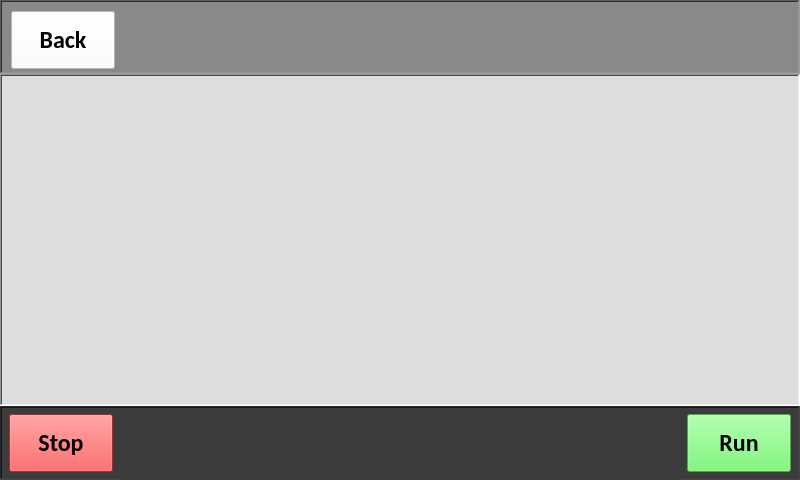
Above: experiment_run.ui from CFigueroa90894/plasmetry before the change. Below: the same form after it.
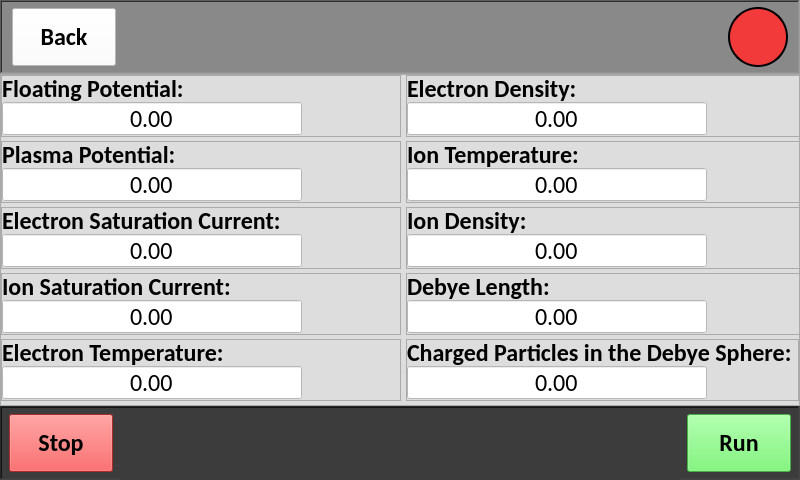
That is the form after the change.

What changed in the file:
```diff
--- a/experiment_run.ui
+++ b/experiment_run.ui
@@ -70,89 +70,1271 @@
       <property name="frameShadow">
        <enum>QFrame::Sunken</enum>
       </property>
-      <layout class="QHBoxLayout" name="horizontalLayout">
-       <item alignment="Qt::AlignLeft">
-        <widget class="QPushButton" name="back_btn">
-         <property name="minimumSize">
-          <size>
-           <width>104</width>
-           <height>58</height>
-          </size>
-         </property>
-         <property name="maximumSize">
-          <size>
-           <width>104</width>
-           <height>58</height>
-          </size>
-         </property>
-         <property name="font">
-          <font>
-           <family>Calibri</family>
-           <pointsize>18</pointsize>
-           <weight>75</weight>
-           <bold>true</bold>
-          </font>
-         </property>
-         <property name="cursor">
-          <cursorShape>PointingHandCursor</cursorShape>
-         </property>
-         <property name="autoFillBackground">
-          <bool>false</bool>
-         </property>
-         <property name="styleSheet">
-          <string notr="true">QPushButton {
+      <widget class="QPushButton" name="back_btn">
+       <property name="geometry">
+        <rect>
+         <x>12</x>
+         <y>8</y>
+         <width>104</width>
+         <height>58</height>
+        </rect>
+       </property>
+       <property name="minimumSize">
+        <size>
+         <width>104</width>
+         <height>58</height>
+        </size>
+       </property>
+       <property name="maximumSize">
+        <size>
+         <width>104</width>
+         <height>58</height>
+        </size>
+       </property>
+       <property name="font">
+        <font>
+         <family>Calibri</family>
+         <pointsize>18</pointsize>
+         <weight>75</weight>
+         <bold>true</bold>
+        </font>
+       </property>
+       <property name="cursor">
+        <cursorShape>PointingHandCursor</cursorShape>
+       </property>
+       <property name="autoFillBackground">
+        <bool>false</bool>
+       </property>
+       <property name="styleSheet">
+        <string notr="true">QPushButton {
 	background-color: #FFFFFF;
 }</string>
-         </property>
-         <property name="text">
-          <string>Back</string>
-         </property>
-         <property name="iconSize">
-          <size>
-           <width>16</width>
-           <height>16</height>
-          </size>
-         </property>
-        </widget>
-       </item>
-      </layout>
+       </property>
+       <property name="text">
+        <string>Back</string>
+       </property>
+       <property name="iconSize">
+        <size>
+         <width>16</width>
+         <height>16</height>
+        </size>
+       </property>
+      </widget>
+      <widget class="QLabel" name="label">
+       <property name="geometry">
+        <rect>
+         <x>728</x>
+         <y>7</y>
+         <width>60</width>
+         <height>60</height>
+        </rect>
+       </property>
+       <property name="minimumSize">
+        <size>
+         <width>60</width>
+         <height>60</height>
+        </size>
+       </property>
+       <property name="maximumSize">
+        <size>
+         <width>60</width>
+         <height>60</height>
+        </size>
+       </property>
+       <property name="baseSize">
+        <size>
+         <width>0</width>
+         <height>0</height>
+        </size>
+       </property>
+       <property name="styleSheet">
+        <string notr="true">border: 2px solid black;
+border-radius: 30px;
+background-color: #F33A3A;
+</string>
+       </property>
+       <property name="text">
+        <string/>
+       </property>
+      </widget>
      </widget>
     </item>
     <item>
      <widget class="QStackedWidget" name="main_view">
-      <property name="minimumSize">
-       <size>
-        <width>800</width>
-        <height>0</height>
-       </size>
-      </property>
-      <property name="maximumSize">
-       <size>
-        <width>800</width>
-        <height>16777215</height>
-       </size>
-      </property>
-      <property name="cursor">
-       <cursorShape>ArrowCursor</cursorShape>
-      </property>
-      <property name="accessibleName">
-       <string/>
-      </property>
-      <property name="inputMethodHints">
-       <set>Qt::ImhNone</set>
-      </property>
       <property name="frameShape">
-       <enum>QFrame::WinPanel</enum>
+       <enum>QFrame::StyledPanel</enum>
       </property>
       <property name="frameShadow">
-       <enum>QFrame::Sunken</enum>
+       <enum>QFrame::Raised</enum>
       </property>
-      <property name="lineWidth">
-       <number>1</number>
-      </property>
-      <property name="currentIndex">
-       <number>-1</number>
-      </property>
+      <widget class="QWidget" name="slp_experiment_output_page" native="true">
+       <layout class="QFormLayout" name="formLayout">
+        <property name="horizontalSpacing">
+         <number>5</number>
+        </property>
+        <property name="verticalSpacing">
+         <number>4</number>
+        </property>
+        <property name="leftMargin">
+         <number>0</number>
+        </property>
+        <property name="topMargin">
+         <number>0</number>
+        </property>
+        <property name="rightMargin">
+         <number>0</number>
+        </property>
+        <property name="bottomMargin">
+         <number>0</number>
+        </property>
+        <item row="0" column="0">
+         <widget class="QFrame" name="slp_floating_potential_frame">
+          <property name="minimumSize">
+           <size>
+            <width>400</width>
+            <height>0</height>
+           </size>
+          </property>
+          <property name="maximumSize">
+           <size>
+            <width>400</width>
+            <height>66</height>
+           </size>
+          </property>
+          <property name="frameShape">
+           <enum>QFrame::StyledPanel</enum>
+          </property>
+          <property name="frameShadow">
+           <enum>QFrame::Raised</enum>
+          </property>
+          <layout class="QVBoxLayout" name="verticalLayout_2">
+           <property name="spacing">
+            <number>0</number>
+           </property>
+           <property name="leftMargin">
+            <number>0</number>
+           </property>
+           <property name="topMargin">
+            <number>0</number>
+           </property>
+           <property name="rightMargin">
+            <number>0</number>
+           </property>
+           <property name="bottomMargin">
+            <number>0</number>
+           </property>
+           <item>
+            <widget class="QLabel" name="slp_floating_potential_label">
+             <property name="maximumSize">
+              <size>
+               <width>1000</width>
+               <height>25</height>
+              </size>
+             </property>
+             <property name="font">
+              <font>
+               <family>Calibri</family>
+               <pointsize>18</pointsize>
+               <weight>75</weight>
+               <bold>true</bold>
+              </font>
+             </property>
+             <property name="text">
+              <string>Floating Potential:</string>
+             </property>
+            </widget>
+           </item>
+           <item>
+            <widget class="QDoubleSpinBox" name="slp_floating_potential_output">
+             <property name="minimumSize">
+              <size>
+               <width>300</width>
+               <height>35</height>
+              </size>
+             </property>
+             <property name="maximumSize">
+              <size>
+               <width>300</width>
+               <height>35</height>
+              </size>
+             </property>
+             <property name="font">
+              <font>
+               <family>Calibri</family>
+               <pointsize>18</pointsize>
+              </font>
+             </property>
+             <property name="focusPolicy">
+              <enum>Qt::NoFocus</enum>
+             </property>
+             <property name="layoutDirection">
+              <enum>Qt::LeftToRight</enum>
+             </property>
+             <property name="styleSheet">
+              <string notr="true">QDoubleSpinBox {
+	background-color: #FFFFFF;
+}</string>
+             </property>
+             <property name="alignment">
+              <set>Qt::AlignCenter</set>
+             </property>
+             <property name="readOnly">
+              <bool>true</bool>
+             </property>
+             <property name="buttonSymbols">
+              <enum>QAbstractSpinBox::NoButtons</enum>
+             </property>
+             <property name="correctionMode">
+              <enum>QAbstractSpinBox::CorrectToPreviousValue</enum>
+             </property>
+             <property name="showGroupSeparator" stdset="0">
+              <bool>false</bool>
+             </property>
+             <property name="decimals">
+              <number>2</number>
+             </property>
+             <property name="maximum">
+              <double>10000.000000000000000</double>
+             </property>
+            </widget>
+           </item>
+          </layout>
+         </widget>
+        </item>
+        <item row="0" column="1">
+         <widget class="QFrame" name="slp_electron_density_frame">
+          <property name="minimumSize">
+           <size>
+            <width>400</width>
+            <height>0</height>
+           </size>
+          </property>
+          <property name="maximumSize">
+           <size>
+            <width>400</width>
+            <height>66</height>
+           </size>
+          </property>
+          <property name="frameShape">
+           <enum>QFrame::StyledPanel</enum>
+          </property>
+          <property name="frameShadow">
+           <enum>QFrame::Raised</enum>
+          </property>
+          <layout class="QVBoxLayout" name="verticalLayout_4">
+           <property name="spacing">
+            <number>0</number>
+           </property>
+           <property name="leftMargin">
+            <number>0</number>
+           </property>
+           <property name="topMargin">
+            <number>0</number>
+           </property>
+           <property name="rightMargin">
+            <number>0</number>
+           </property>
+           <property name="bottomMargin">
+            <number>0</number>
+           </property>
+           <item>
+            <widget class="QLabel" name="slp_electron_density_label">
+             <property name="minimumSize">
+              <size>
+               <width>0</width>
+               <height>0</height>
+              </size>
+             </property>
+             <property name="maximumSize">
+              <size>
+               <width>1000</width>
+               <height>25</height>
+              </size>
+             </property>
+             <property name="font">
+              <font>
+               <family>Calibri</family>
+               <pointsize>18</pointsize>
+               <weight>75</weight>
+               <bold>true</bold>
+              </font>
+             </property>
+             <property name="text">
+              <string>Electron Density:</string>
+             </property>
+            </widget>
+           </item>
+           <item>
+            <widget class="QDoubleSpinBox" name="slp_electron_density_output">
+             <property name="minimumSize">
+              <size>
+               <width>300</width>
+               <height>35</height>
+              </size>
+             </property>
+             <property name="maximumSize">
+              <size>
+               <width>300</width>
+               <height>35</height>
+              </size>
+             </property>
+             <property name="font">
+              <font>
+               <family>Calibri</family>
+               <pointsize>18</pointsize>
+              </font>
+             </property>
+             <property name="focusPolicy">
+              <enum>Qt::NoFocus</enum>
+             </property>
+             <property name="layoutDirection">
+              <enum>Qt::LeftToRight</enum>
+             </property>
+             <property name="styleSheet">
+              <string notr="true">QDoubleSpinBox {
+	background-color: #FFFFFF;
+}</string>
+             </property>
+             <property name="alignment">
+              <set>Qt::AlignCenter</set>
+             </property>
+             <property name="readOnly">
+              <bool>true</bool>
+             </property>
+             <property name="buttonSymbols">
+              <enum>QAbstractSpinBox::NoButtons</enum>
+             </property>
+             <property name="correctionMode">
+              <enum>QAbstractSpinBox::CorrectToPreviousValue</enum>
+             </property>
+             <property name="showGroupSeparator" stdset="0">
+              <bool>false</bool>
+             </property>
+             <property name="decimals">
+              <number>2</number>
+             </property>
+             <property name="maximum">
+              <double>10000.000000000000000</double>
+             </property>
+            </widget>
+           </item>
+          </layout>
+         </widget>
+        </item>
+        <item row="1" column="0">
+         <widget class="QFrame" name="slp_plasma_potential_frame">
+          <property name="minimumSize">
+           <size>
+            <width>400</width>
+            <height>0</height>
+           </size>
+          </property>
+          <property name="maximumSize">
+           <size>
+            <width>400</width>
+            <height>66</height>
+           </size>
+          </property>
+          <property name="frameShape">
+           <enum>QFrame::StyledPanel</enum>
+          </property>
+          <property name="frameShadow">
+           <enum>QFrame::Raised</enum>
+          </property>
+          <layout class="QVBoxLayout" name="verticalLayout_3">
+           <property name="spacing">
+            <number>0</number>
+           </property>
+           <property name="leftMargin">
+            <number>0</number>
+           </property>
+           <property name="topMargin">
+            <number>0</number>
+           </property>
+           <property name="rightMargin">
+            <number>0</number>
+           </property>
+           <property name="bottomMargin">
+            <number>0</number>
+           </property>
+           <item>
+            <widget class="QLabel" name="slp_plasma_potential_label">
+             <property name="maximumSize">
+              <size>
+               <width>1000</width>
+               <height>25</height>
+              </size>
+             </property>
+             <property name="font">
+              <font>
+               <family>Calibri</family>
+               <pointsize>18</pointsize>
+               <weight>75</weight>
+               <bold>true</bold>
+              </font>
+             </property>
+             <property name="text">
+              <string>Plasma Potential:</string>
+             </property>
+            </widget>
+           </item>
+           <item>
+            <widget class="QDoubleSpinBox" name="slp_plasma_potential_output">
+             <property name="minimumSize">
+              <size>
+               <width>300</width>
+               <height>35</height>
+              </size>
+             </property>
+             <property name="maximumSize">
+              <size>
+               <width>300</width>
+               <height>35</height>
+              </size>
+             </property>
+             <property name="font">
+              <font>
+               <family>Calibri</family>
+               <pointsize>18</pointsize>
+              </font>
+             </property>
+             <property name="focusPolicy">
+              <enum>Qt::NoFocus</enum>
+             </property>
+             <property name="layoutDirection">
+              <enum>Qt::LeftToRight</enum>
+             </property>
+             <property name="styleSheet">
+              <string notr="true">QDoubleSpinBox {
+	background-color: #FFFFFF;
+}</string>
+             </property>
+             <property name="alignment">
+              <set>Qt::AlignCenter</set>
+             </property>
+             <property name="readOnly">
+              <bool>true</bool>
+             </property>
+             <property name="buttonSymbols">
+              <enum>QAbstractSpinBox::NoButtons</enum>
+             </property>
+             <property name="correctionMode">
+              <enum>QAbstractSpinBox::CorrectToPreviousValue</enum>
+             </property>
+             <property name="showGroupSeparator" stdset="0">
+              <bool>false</bool>
+             </property>
+             <property name="decimals">
+              <number>2</number>
+             </property>
+             <property name="maximum">
+              <double>10000.000000000000000</double>
+             </property>
+            </widget>
+           </item>
+          </layout>
+         </widget>
+        </item>
+        <item row="2" column="0">
+         <widget class="QFrame" name="slp_electron_saturation_frame">
+          <property name="minimumSize">
+           <size>
+            <width>400</width>
+            <height>0</height>
+           </size>
+          </property>
+          <property name="maximumSize">
+           <size>
+            <width>400</width>
+            <height>66</height>
+           </size>
+          </property>
+          <property name="frameShape">
+           <enum>QFrame::StyledPanel</enum>
+          </property>
+          <property name="frameShadow">
+           <enum>QFrame::Raised</enum>
+          </property>
+          <layout class="QVBoxLayout" name="verticalLayout_6">
+           <property name="spacing">
+            <number>0</number>
+           </property>
+           <property name="leftMargin">
+            <number>0</number>
+           </property>
+           <property name="topMargin">
+            <number>0</number>
+           </property>
+           <property name="rightMargin">
+            <number>0</number>
+           </property>
+           <property name="bottomMargin">
+            <number>0</number>
+           </property>
+           <item>
+            <widget class="QLabel" name="slp_electron_saturation_label">
+             <property name="maximumSize">
+              <size>
+               <width>1000</width>
+               <height>25</height>
+              </size>
+             </property>
+             <property name="font">
+              <font>
+               <family>Calibri</family>
+               <pointsize>18</pointsize>
+               <weight>75</weight>
+               <bold>true</bold>
+              </font>
+             </property>
+             <property name="text">
+              <string>Electron Saturation Current:</string>
+             </property>
+            </widget>
+           </item>
+           <item>
+            <widget class="QDoubleSpinBox" name="slp_electron_saturation_output">
+             <property name="minimumSize">
+              <size>
+               <width>300</width>
+               <height>35</height>
+              </size>
+             </property>
+             <property name="maximumSize">
+              <size>
+               <width>300</width>
+               <height>35</height>
+              </size>
+             </property>
+             <property name="font">
+              <font>
+               <family>Calibri</family>
+               <pointsize>18</pointsize>
+              </font>
+             </property>
+             <property name="focusPolicy">
+              <enum>Qt::NoFocus</enum>
+             </property>
+             <property name="layoutDirection">
+              <enum>Qt::LeftToRight</enum>
+             </property>
+             <property name="styleSheet">
+              <string notr="true">QDoubleSpinBox {
+	background-color: #FFFFFF;
+}</string>
+             </property>
+             <property name="alignment">
+              <set>Qt::AlignCenter</set>
+             </property>
+             <property name="readOnly">
+              <bool>true</bool>
+             </property>
+             <property name="buttonSymbols">
+              <enum>QAbstractSpinBox::NoButtons</enum>
+             </property>
+             <property name="correctionMode">
+              <enum>QAbstractSpinBox::CorrectToPreviousValue</enum>
+             </property>
+             <property name="showGroupSeparator" stdset="0">
+              <bool>false</bool>
+             </property>
+             <property name="decimals">
+              <number>2</number>
+             </property>
+             <property name="maximum">
+              <double>10000.000000000000000</double>
+             </property>
+            </widget>
+           </item>
+          </layout>
+         </widget>
+        </item>
+        <item row="2" column="1">
+         <widget class="QFrame" name="slp_ion_density_frame">
+          <property name="minimumSize">
+           <size>
+            <width>400</width>
+            <height>0</height>
+           </size>
+          </property>
+          <property name="maximumSize">
+           <size>
+            <width>400</width>
+            <height>66</height>
+           </size>
+          </property>
+          <property name="frameShape">
+           <enum>QFrame::StyledPanel</enum>
+          </property>
+          <property name="frameShadow">
+           <enum>QFrame::Raised</enum>
+          </property>
+          <layout class="QVBoxLayout" name="verticalLayout_9">
+           <property name="spacing">
+            <number>0</number>
+           </property>
+           <property name="leftMargin">
+            <number>0</number>
+           </property>
+           <property name="topMargin">
+            <number>0</number>
+           </property>
+           <property name="rightMargin">
+            <number>0</number>
+           </property>
+           <property name="bottomMargin">
+            <number>0</number>
+           </property>
+           <item>
+            <widget class="QLabel" name="slp_ion_density_label">
+             <property name="maximumSize">
+              <size>
+               <width>1000</width>
+               <height>25</height>
+              </size>
+             </property>
+             <property name="font">
+              <font>
+               <family>Calibri</family>
+               <pointsize>18</pointsize>
+               <weight>75</weight>
+               <bold>true</bold>
+              </font>
+             </property>
+             <property name="text">
+              <string>Ion Density:</string>
+             </property>
+            </widget>
+           </item>
+           <item>
+            <widget class="QDoubleSpinBox" name="slp_ion_density_output">
+             <property name="minimumSize">
+              <size>
+               <width>300</width>
+               <height>35</height>
+              </size>
+             </property>
+             <property name="maximumSize">
+              <size>
+               <width>300</width>
+               <height>35</height>
+              </size>
+             </property>
+             <property name="font">
+              <font>
+               <family>Calibri</family>
+               <pointsize>18</pointsize>
+              </font>
+             </property>
+             <property name="focusPolicy">
+              <enum>Qt::NoFocus</enum>
+             </property>
+             <property name="layoutDirection">
+              <enum>Qt::LeftToRight</enum>
+             </property>
+             <property name="styleSheet">
+              <string notr="true">QDoubleSpinBox {
+	background-color: #FFFFFF;
+}</string>
+             </property>
+             <property name="alignment">
+              <set>Qt::AlignCenter</set>
+             </property>
+             <property name="readOnly">
+              <bool>true</bool>
+             </property>
+             <property name="buttonSymbols">
+              <enum>QAbstractSpinBox::NoButtons</enum>
+             </property>
+             <property name="correctionMode">
+              <enum>QAbstractSpinBox::CorrectToPreviousValue</enum>
+             </property>
+             <property name="showGroupSeparator" stdset="0">
+              <bool>false</bool>
+             </property>
+             <property name="decimals">
+              <number>2</number>
+             </property>
+             <property name="maximum">
+              <double>10000.000000000000000</double>
+             </property>
+            </widget>
+           </item>
+          </layout>
+         </widget>
+        </item>
+        <item row="3" column="0">
+         <widget class="QFrame" name="slp_ion_saturation_current_frame">
+          <property name="minimumSize">
+           <size>
+            <width>400</width>
+            <height>0</height>
+           </size>
+          </property>
+          <property name="maximumSize">
+           <size>
+            <width>16777215</width>
+            <height>66</height>
+           </size>
+          </property>
+          <property name="frameShape">
+           <enum>QFrame::StyledPanel</enum>
+          </property>
+          <property name="frameShadow">
+           <enum>QFrame::Raised</enum>
+          </property>
+          <layout class="QVBoxLayout" name="verticalLayout_7">
+           <property name="spacing">
+            <number>0</number>
+           </property>
+           <property name="leftMargin">
+            <number>0</number>
+           </property>
+           <property name="topMargin">
+            <number>0</number>
+           </property>
+           <property name="rightMargin">
+            <number>0</number>
+           </property>
+           <property name="bottomMargin">
+            <number>0</number>
+           </property>
+           <item>
+            <widget class="QLabel" name="slp_ion_saturation_current_label">
+             <property name="maximumSize">
+              <size>
+               <width>1000</width>
+               <height>25</height>
+              </size>
+             </property>
+             <property name="font">
+              <font>
+               <family>Calibri</family>
+               <pointsize>18</pointsize>
+               <weight>75</weight>
+               <bold>true</bold>
+              </font>
+             </property>
+             <property name="text">
+              <string>Ion Saturation Current:</string>
+             </property>
+            </widget>
+           </item>
+           <item>
+            <widget class="QDoubleSpinBox" name="slp_ion_saturation_current_output">
+             <property name="minimumSize">
+              <size>
+               <width>300</width>
+               <height>35</height>
+              </size>
+             </property>
+             <property name="maximumSize">
+              <size>
+               <width>300</width>
+               <height>35</height>
+              </size>
+             </property>
+             <property name="font">
+              <font>
+               <family>Calibri</family>
+               <pointsize>18</pointsize>
+              </font>
+             </property>
+             <property name="focusPolicy">
+              <enum>Qt::NoFocus</enum>
+             </property>
+             <property name="layoutDirection">
+              <enum>Qt::LeftToRight</enum>
+             </property>
+             <property name="styleSheet">
+              <string notr="true">QDoubleSpinBox {
+	background-color: #FFFFFF;
+}</string>
+             </property>
+             <property name="alignment">
+              <set>Qt::AlignCenter</set>
+             </property>
+             <property name="readOnly">
+              <bool>true</bool>
+             </property>
+             <property name="buttonSymbols">
+              <enum>QAbstractSpinBox::NoButtons</enum>
+             </property>
+             <property name="correctionMode">
+              <enum>QAbstractSpinBox::CorrectToPreviousValue</enum>
+             </property>
+             <property name="showGroupSeparator" stdset="0">
+              <bool>false</bool>
+             </property>
+             <property name="decimals">
+              <number>2</number>
+             </property>
+             <property name="maximum">
+              <double>10000.000000000000000</double>
+             </property>
+            </widget>
+           </item>
+          </layout>
+         </widget>
+        </item>
+        <item row="3" column="1">
+         <widget class="QFrame" name="slp_debye_length_frame">
+          <property name="minimumSize">
+           <size>
+            <width>400</width>
+            <height>0</height>
+           </size>
+          </property>
+          <property name="maximumSize">
+           <size>
+            <width>400</width>
+            <height>66</height>
+           </size>
+          </property>
+          <property name="frameShape">
+           <enum>QFrame::StyledPanel</enum>
+          </property>
+          <property name="frameShadow">
+           <enum>QFrame::Raised</enum>
+          </property>
+          <layout class="QVBoxLayout" name="verticalLayout_10">
+           <property name="spacing">
+            <number>0</number>
+           </property>
+           <property name="leftMargin">
+            <number>0</number>
+           </property>
+           <property name="topMargin">
+            <number>0</number>
+           </property>
+           <property name="rightMargin">
+            <number>0</number>
+           </property>
+           <property name="bottomMargin">
+            <number>0</number>
+           </property>
+           <item>
+            <widget class="QLabel" name="slp_debye_length_label">
+             <property name="maximumSize">
+              <size>
+               <width>1000</width>
+               <height>25</height>
+              </size>
+             </property>
+             <property name="font">
+              <font>
+               <family>Calibri</family>
+               <pointsize>18</pointsize>
+               <weight>75</weight>
+               <bold>true</bold>
+              </font>
+             </property>
+             <property name="text">
+              <string>Debye Length:</string>
+             </property>
+            </widget>
+           </item>
+           <item>
+            <widget class="QDoubleSpinBox" name="slp_debye_length_output">
+             <property name="minimumSize">
+              <size>
+               <width>300</width>
+               <height>35</height>
+              </size>
+             </property>
+             <property name="maximumSize">
+              <size>
+               <width>300</width>
+               <height>35</height>
+              </size>
+             </property>
+             <property name="font">
+              <font>
+               <family>Calibri</family>
+               <pointsize>18</pointsize>
+              </font>
+             </property>
+             <property name="focusPolicy">
+              <enum>Qt::NoFocus</enum>
+             </property>
+             <property name="layoutDirection">
+              <enum>Qt::LeftToRight</enum>
+             </property>
+             <property name="styleSheet">
+              <string notr="true">QDoubleSpinBox {
+	background-color: #FFFFFF;
+}</string>
+             </property>
+             <property name="alignment">
+              <set>Qt::AlignCenter</set>
+             </property>
+             <property name="readOnly">
+              <bool>true</bool>
+             </property>
+             <property name="buttonSymbols">
+              <enum>QAbstractSpinBox::NoButtons</enum>
+             </property>
+             <property name="correctionMode">
+              <enum>QAbstractSpinBox::CorrectToPreviousValue</enum>
+             </property>
+             <property name="showGroupSeparator" stdset="0">
+              <bool>false</bool>
+             </property>
+             <property name="decimals">
+              <number>2</number>
+             </property>
+             <property name="maximum">
+              <double>10000.000000000000000</double>
+             </property>
+            </widget>
+           </item>
+          </layout>
+         </widget>
+        </item>
+        <item row="4" column="0">
+         <widget class="QFrame" name="slp_electron_temp_frame">
+          <property name="minimumSize">
+           <size>
+            <width>400</width>
+            <height>0</height>
+           </size>
+          </property>
+          <property name="maximumSize">
+           <size>
+            <width>400</width>
+            <height>66</height>
+           </size>
+          </property>
+          <property name="frameShape">
+           <enum>QFrame::StyledPanel</enum>
+          </property>
+          <property name="frameShadow">
+           <enum>QFrame::Raised</enum>
+          </property>
+          <layout class="QVBoxLayout" name="verticalLayout_8">
+           <property name="spacing">
+            <number>0</number>
+           </property>
+           <property name="leftMargin">
+            <number>0</number>
+           </property>
+           <property name="topMargin">
+            <number>0</number>
+           </property>
+           <property name="rightMargin">
+            <number>0</number>
+           </property>
+           <property name="bottomMargin">
+            <number>0</number>
+           </property>
+           <item>
+            <widget class="QLabel" name="slp_electron_temp_label">
+             <property name="maximumSize">
+              <size>
+               <width>1000</width>
+               <height>25</height>
+              </size>
+             </property>
+             <property name="font">
+              <font>
+               <family>Calibri</family>
+               <pointsize>18</pointsize>
+               <weight>75</weight>
+               <bold>true</bold>
+              </font>
+             </property>
+             <property name="text">
+              <string>Electron Temperature:</string>
+             </property>
+            </widget>
+           </item>
+           <item>
+            <widget class="QDoubleSpinBox" name="slp_electron_temp_output">
+             <property name="minimumSize">
+              <size>
+               <width>300</width>
+               <height>35</height>
+              </size>
+             </property>
+             <property name="maximumSize">
+              <size>
+               <width>300</width>
+               <height>35</height>
+              </size>
+             </property>
+             <property name="font">
+              <font>
+               <family>Calibri</family>
+               <pointsize>18</pointsize>
+              </font>
+             </property>
+             <property name="focusPolicy">
+              <enum>Qt::NoFocus</enum>
+             </property>
+             <property name="layoutDirection">
+              <enum>Qt::LeftToRight</enum>
+             </property>
+             <property name="styleSheet">
+              <string notr="true">QDoubleSpinBox {
+	background-color: #FFFFFF;
+}</string>
+             </property>
+             <property name="alignment">
+              <set>Qt::AlignCenter</set>
+             </property>
+             <property name="readOnly">
+              <bool>true</bool>
+             </property>
+             <property name="buttonSymbols">
+              <enum>QAbstractSpinBox::NoButtons</enum>
+             </property>
+             <property name="correctionMode">
+              <enum>QAbstractSpinBox::CorrectToPreviousValue</enum>
+             </property>
+             <property name="showGroupSeparator" stdset="0">
+              <bool>false</bool>
+             </property>
+             <property name="decimals">
+              <number>2</number>
+             </property>
+             <property name="maximum">
+              <double>10000.000000000000000</double>
+             </property>
+            </widget>
+           </item>
+          </layout>
+         </widget>
+        </item>
+        <item row="4" column="1">
+         <widget class="QFrame" name="slp_charged_part_debye_sphere_frame">
+          <property name="minimumSize">
+           <size>
+            <width>300</width>
+            <height>0</height>
+           </size>
+          </property>
+          <property name="maximumSize">
+           <size>
+            <width>400</width>
+            <height>66</height>
+           </size>
+          </property>
+          <property name="frameShape">
+           <enum>QFrame::StyledPanel</enum>
+          </property>
+          <property name="frameShadow">
+           <enum>QFrame::Raised</enum>
+          </property>
+          <layout class="QVBoxLayout" name="verticalLayout_11">
+           <property name="spacing">
+            <number>0</number>
+           </property>
+           <property name="leftMargin">
+            <number>0</number>
+           </property>
+           <property name="topMargin">
+            <number>0</number>
+           </property>
+           <property name="rightMargin">
+            <number>0</number>
+           </property>
+           <property name="bottomMargin">
+            <number>0</number>
+           </property>
+           <item>
+            <widget class="QLabel" name="slp_charged_part_debye_sphere_label">
+             <property name="maximumSize">
+              <size>
+               <width>1000</width>
+               <height>25</height>
+              </size>
+             </property>
+             <property name="font">
+              <font>
+               <family>Calibri</family>
+               <pointsize>18</pointsize>
+               <weight>75</weight>
+               <bold>true</bold>
+              </font>
+             </property>
+             <property name="text">
+              <string>Charged Particles in the Debye Sphere:</string>
+             </property>
+            </widget>
+           </item>
+           <item>
+            <widget class="QDoubleSpinBox" name="slp_charged_part_debye_sphere_output">
+             <property name="minimumSize">
+              <size>
+               <width>300</width>
+               <height>35</height>
+              </size>
+             </property>
+             <property name="maximumSize">
+              <size>
+               <width>300</width>
+               <height>35</height>
+              </size>
+             </property>
+             <property name="font">
+              <font>
+               <family>Calibri</family>
+               <pointsize>18</pointsize>
+              </font>
+             </property>
+             <property name="focusPolicy">
+              <enum>Qt::NoFocus</enum>
+             </property>
+             <property name="layoutDirection">
+              <enum>Qt::LeftToRight</enum>
+             </property>
+             <property name="styleSheet">
+              <string notr="true">QDoubleSpinBox {
+	background-color: #FFFFFF;
+}</string>
+             </property>
+             <property name="alignment">
+              <set>Qt::AlignCenter</set>
+             </property>
+             <property name="readOnly">
+              <bool>true</bool>
+             </property>
+             <property name="buttonSymbols">
+              <enum>QAbstractSpinBox::NoButtons</enum>
+             </property>
+             <property name="correctionMode">
+              <enum>QAbstractSpinBox::CorrectToPreviousValue</enum>
+             </property>
+             <property name="showGroupSeparator" stdset="0">
+              <bool>false</bool>
+             </property>
+             <property name="decimals">
+              <number>2</number>
+             </property>
+             <property name="maximum">
+              <double>10000.000000000000000</double>
+             </property>
+            </widget>
+           </item>
+          </layout>
+         </widget>
+        </item>
+        <item row="1" column="1">
+         <widget class="QFrame" name="slp_ion_tempature_frame">
+          <property name="minimumSize">
+           <size>
+            <width>398</width>
+            <height>0</height>
+           </size>
+          </property>
+          <property name="maximumSize">
+           <size>
+            <width>400</width>
+            <height>66</height>
+           </size>
+          </property>
+          <property name="frameShape">
+           <enum>QFrame::StyledPanel</enum>
+          </property>
+          <property name="frameShadow">
+           <enum>QFrame::Raised</enum>
+          </property>
+          <layout class="QVBoxLayout" name="verticalLayout_5">
+           <property name="spacing">
+            <number>0</number>
+           </property>
+           <property name="leftMargin">
+            <number>0</number>
+           </property>
+           <property name="topMargin">
+            <number>0</number>
+           </property>
+           <property name="rightMargin">
+            <number>0</number>
+           </property>
+           <property name="bottomMargin">
+            <number>0</number>
+           </property>
+           <item>
+            <widget class="QLabel" name="slp_ion_tempature_label">
+             <property name="maximumSize">
+              <size>
+               <width>1000</width>
+               <height>25</height>
+              </size>
+             </property>
+             <property name="font">
+              <font>
+               <family>Calibri</family>
+               <pointsize>18</pointsize>
+               <weight>75</weight>
+               <bold>true</bold>
+              </font>
+             </property>
+             <property name="text">
+              <string>Ion Temperature:</string>
+             </property>
+            </widget>
+           </item>
+           <item>
+            <widget class="QDoubleSpinBox" name="slp_ion_tempature_output">
+             <property name="minimumSize">
+              <size>
+               <width>300</width>
+               <height>35</height>
+              </size>
+             </property>
+             <property name="maximumSize">
+              <size>
+               <width>300</width>
+               <height>35</height>
+              </size>
+             </property>
+             <property name="font">
+              <font>
+               <family>Calibri</family>
+               <pointsize>18</pointsize>
+              </font>
+             </property>
+             <property name="focusPolicy">
+              <enum>Qt::NoFocus</enum>
+             </property>
+             <property name="layoutDirection">
+              <enum>Qt::LeftToRight</enum>
+             </property>
+             <property name="styleSheet">
+              <string notr="true">QDoubleSpinBox {
+	background-color: #FFFFFF;
+}</string>
+             </property>
+             <property name="alignment">
+              <set>Qt::AlignCenter</set>
+             </property>
+             <property name="readOnly">
+              <bool>true</bool>
+             </property>
+             <property name="buttonSymbols">
+              <enum>QAbstractSpinBox::NoButtons</enum>
+             </property>
+             <property name="correctionMode">
+              <enum>QAbstractSpinBox::CorrectToPreviousValue</enum>
+             </property>
+             <property name="showGroupSeparator" stdset="0">
+              <bool>false</bool>
+             </property>
+             <property name="decimals">
+              <number>2</number>
+             </property>
+             <property name="maximum">
+              <double>10000.000000000000000</double>
+             </property>
+            </widget>
+           </item>
+          </layout>
+         </widget>
+        </item>
+       </layout>
+      </widget>
      </widget>
     </item>
     <item>
```
